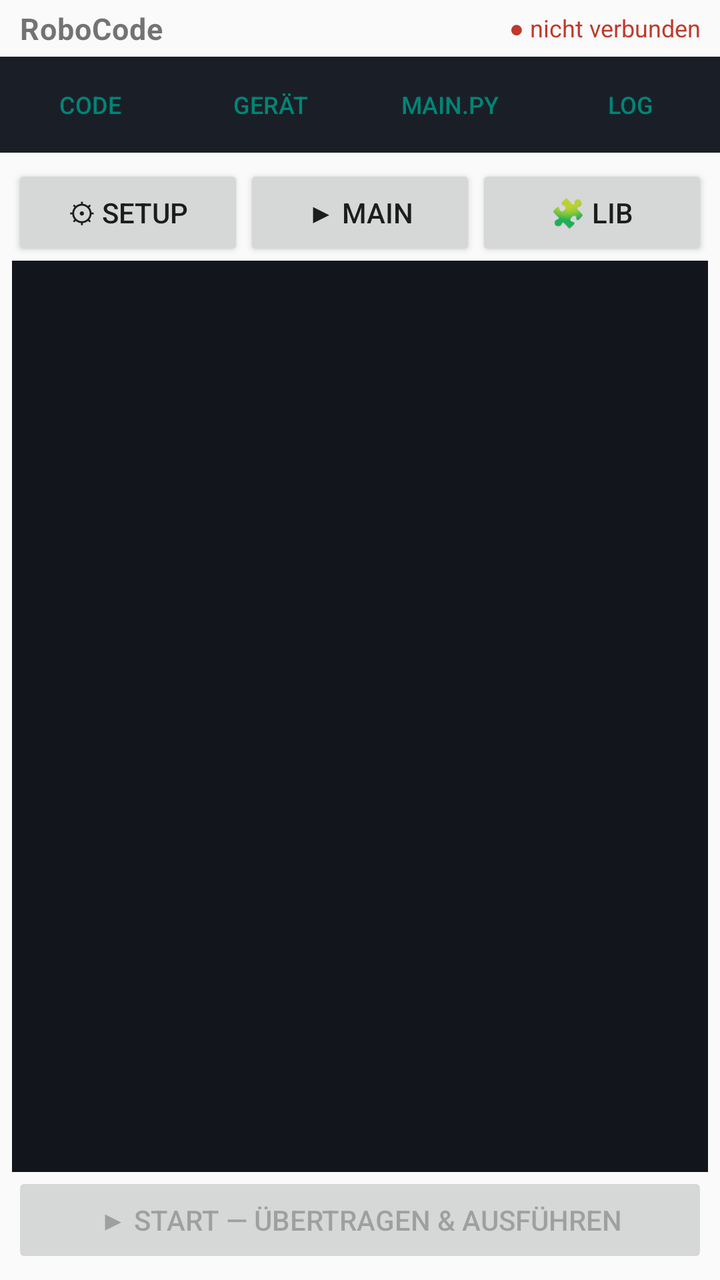
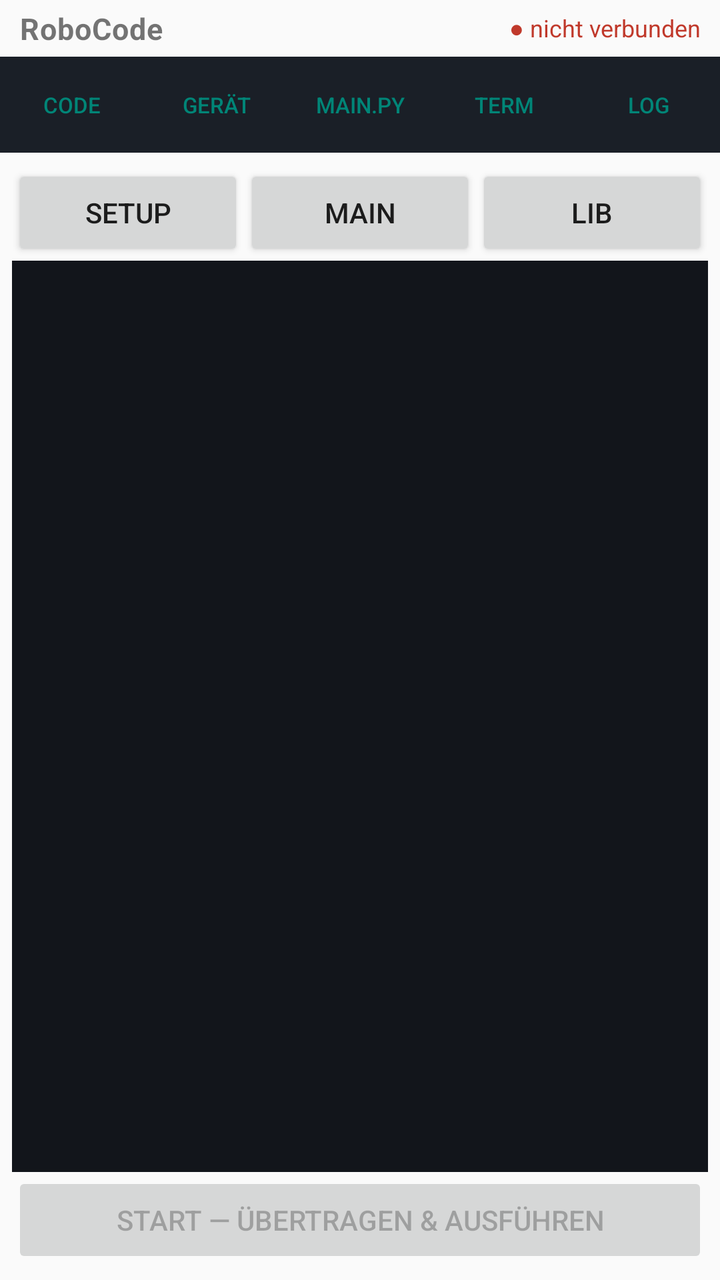

Compare the two renders of this Android layout. The source of the first and the diff that turns it into the second are given below.
<!-- AndroidManifest.xml: application theme Theme.AppCompat.DayNight -->
<!-- res/layout/activity_main.xml -->
<?xml version="1.0" encoding="utf-8"?>
<LinearLayout xmlns:android="http://schemas.android.com/apk/res/android"
    android:layout_width="match_parent"
    android:layout_height="match_parent"
    android:orientation="vertical">

    
    <LinearLayout
        android:layout_width="match_parent"
        android:layout_height="wrap_content"
        android:orientation="horizontal"
        android:gravity="center_vertical"
        android:paddingStart="10dp"
        android:paddingEnd="10dp"
        android:paddingTop="4dp"
        android:paddingBottom="4dp">

        <TextView
            android:layout_width="wrap_content"
            android:layout_height="wrap_content"
            android:text="RoboCode"
            android:textSize="15sp"
            android:textStyle="bold"
            android:letterSpacing="0.02" />

        <TextView android:id="@+id/txtStatus"
            android:layout_width="0dp"
            android:layout_weight="1"
            android:layout_height="wrap_content"
            android:gravity="end"
            android:textSize="12sp"
            android:text="● nicht verbunden"
            android:textColor="#c0392b" />
    </LinearLayout>

    
    <LinearLayout
        android:layout_width="match_parent"
        android:layout_height="wrap_content"
        android:orientation="horizontal"
        android:background="#1a1f27">

        <Button android:id="@+id/navCode" style="?android:attr/buttonBarButtonStyle"
            android:layout_width="0dp" android:layout_weight="1" android:layout_height="wrap_content"
            android:text="Code" android:textSize="12sp" android:singleLine="true" />
        <Button android:id="@+id/navDevice" style="?android:attr/buttonBarButtonStyle"
            android:layout_width="0dp" android:layout_weight="1" android:layout_height="wrap_content"
            android:text="Gerät" android:textSize="12sp" android:singleLine="true" />
        <Button android:id="@+id/navMain" style="?android:attr/buttonBarButtonStyle"
            android:layout_width="0dp" android:layout_weight="1" android:layout_height="wrap_content"
            android:text="main.py" android:textSize="12sp" android:singleLine="true" />
        <Button android:id="@+id/navLog" style="?android:attr/buttonBarButtonStyle"
            android:layout_width="0dp" android:layout_weight="1" android:layout_height="wrap_content"
            android:text="Log" android:textSize="12sp" android:singleLine="true" />
    </LinearLayout>

    
    <LinearLayout android:id="@+id/panelCode"
        android:layout_width="match_parent"
        android:layout_height="0dp"
        android:layout_weight="1"
        android:orientation="vertical"
        android:padding="6dp">

        <LinearLayout android:layout_width="match_parent" android:layout_height="wrap_content"
            android:orientation="horizontal">
            <Button android:id="@+id/tabSetup" style="?android:attr/buttonStyleSmall"
                android:layout_width="0dp" android:layout_weight="1" android:layout_height="wrap_content"
                android:text="⚙ SETUP" />
            <Button android:id="@+id/tabMain" style="?android:attr/buttonStyleSmall"
                android:layout_width="0dp" android:layout_weight="1" android:layout_height="wrap_content"
                android:text="▶ MAIN" />
            <Button android:id="@+id/tabLib" style="?android:attr/buttonStyleSmall"
                android:layout_width="0dp" android:layout_weight="1" android:layout_height="wrap_content"
                android:text="🧩 LIB" />
        </LinearLayout>

        <HorizontalScrollView android:layout_width="match_parent" android:layout_height="wrap_content">
            <LinearLayout android:id="@+id/palette"
                android:layout_width="wrap_content" android:layout_height="wrap_content"
                android:orientation="horizontal" />
        </HorizontalScrollView>

        <EditText android:id="@+id/editor"
            android:layout_width="match_parent" android:layout_height="0dp" android:layout_weight="1"
            android:gravity="top|start"
            android:inputType="textMultiLine|textNoSuggestions"
            android:fontFamily="monospace" android:textSize="13sp"
            android:importantForAutofill="no"
            android:background="#12151b" android:textColor="#e6e9ef" android:padding="6dp" />

        <Button android:id="@+id/btnStart"
            android:layout_width="match_parent" android:layout_height="wrap_content"
            android:text="▶ Start — übertragen &amp; ausführen" android:enabled="false" />
    </LinearLayout>

    
    <LinearLayout android:id="@+id/panelDevice"
        android:layout_width="match_parent"
        android:layout_height="0dp"
        android:layout_weight="1"
        android:orientation="vertical"
        android:padding="12dp"
        android:visibility="gone">

        <TextView android:id="@+id/txtDeviceInfo"
            android:layout_width="match_parent" android:layout_height="wrap_content"
            android:textSize="14sp" android:paddingBottom="10dp"
            android:text="Noch nicht verbunden." />

        <Button android:id="@+id/btnConnect"
            android:layout_width="match_parent" android:layout_height="wrap_content"
            android:text="Verbinden &amp; prüfen" />
        <Button android:id="@+id/btnInstall"
            android:layout_width="match_parent" android:layout_height="wrap_content"
            android:text="MicroPython installieren" android:enabled="false" />

        <LinearLayout android:layout_width="match_parent" android:layout_height="wrap_content"
            android:orientation="horizontal" android:gravity="center_vertical" android:paddingTop="10dp">
            <TextView android:layout_width="wrap_content" android:layout_height="wrap_content"
                android:text="Board (autom.):" android:paddingEnd="6dp" />
            <Spinner android:id="@+id/spinnerBoard"
                android:layout_width="0dp" android:layout_weight="1" android:layout_height="wrap_content" />
        </LinearLayout>

        <TextView android:layout_width="match_parent" android:layout_height="wrap_content"
            android:textSize="11sp" android:textColor="#8a93a2" android:paddingTop="10dp"
            android:text="Zum Installieren den ESP32 per BOOT/EN in den Download-Modus bringen (die App sagt es an). Das Board wird beim Verbinden automatisch erkannt; der Regler ist nur zur Korrektur." />

        <Button android:id="@+id/btnInfo" style="?android:attr/buttonStyleSmall"
            android:layout_width="wrap_content" android:layout_height="wrap_content"
            android:layout_marginTop="16dp"
            android:text="ℹ Info &amp; Lizenzen" />
    </LinearLayout>

    
    <LinearLayout android:id="@+id/panelMain"
        android:layout_width="match_parent"
        android:layout_height="0dp"
        android:layout_weight="1"
        android:orientation="vertical"
        android:padding="6dp"
        android:visibility="gone">

        <LinearLayout android:layout_width="match_parent" android:layout_height="wrap_content"
            android:orientation="horizontal" android:gravity="end">
            <Button android:id="@+id/btnCopyMain" style="?android:attr/buttonStyleSmall"
                android:layout_width="wrap_content" android:layout_height="wrap_content" android:text="Kopieren" />
            <Button android:id="@+id/btnDownloadMain" style="?android:attr/buttonStyleSmall"
                android:layout_width="wrap_content" android:layout_height="wrap_content" android:text="⤓ speichern" />
        </LinearLayout>
        <ScrollView android:layout_width="match_parent" android:layout_height="0dp" android:layout_weight="1">
            <TextView android:id="@+id/mainPyView"
                android:layout_width="match_parent" android:layout_height="wrap_content"
                android:fontFamily="monospace" android:textSize="11sp" android:padding="6dp"
                android:background="#12151b" android:textColor="#e6e9ef" android:textIsSelectable="true" />
        </ScrollView>
    </LinearLayout>

    
    <LinearLayout android:id="@+id/panelLog"
        android:layout_width="match_parent"
        android:layout_height="0dp"
        android:layout_weight="1"
        android:orientation="vertical"
        android:padding="6dp"
        android:visibility="gone">

        <Button android:id="@+id/btnClearLog" style="?android:attr/buttonStyleSmall"
            android:layout_width="wrap_content" android:layout_height="wrap_content"
            android:text="Log leeren" android:layout_gravity="end" />
        <ScrollView android:id="@+id/logScroll"
            android:layout_width="match_parent" android:layout_height="0dp" android:layout_weight="1">
            <TextView android:id="@+id/log"
                android:layout_width="match_parent" android:layout_height="wrap_content"
                android:fontFamily="monospace" android:textSize="12sp" android:padding="4dp"
                android:textIsSelectable="true" />
        </ScrollView>
    </LinearLayout>
</LinearLayout>
<!-- resources referenced by this layout -->
<resources>

</resources>

<!-- the commit's change to res/layout/activity_main.xml (unified diff, before → after) -->
@@ -42,16 +42,19 @@
 
         <Button android:id="@+id/navCode" style="?android:attr/buttonBarButtonStyle"
             android:layout_width="0dp" android:layout_weight="1" android:layout_height="wrap_content"
-            android:text="Code" android:textSize="12sp" android:singleLine="true" />
+            android:text="Code" android:textSize="11sp" android:padding="2dp" android:singleLine="true" />
         <Button android:id="@+id/navDevice" style="?android:attr/buttonBarButtonStyle"
             android:layout_width="0dp" android:layout_weight="1" android:layout_height="wrap_content"
-            android:text="Gerät" android:textSize="12sp" android:singleLine="true" />
+            android:text="Gerät" android:textSize="11sp" android:padding="2dp" android:singleLine="true" />
         <Button android:id="@+id/navMain" style="?android:attr/buttonBarButtonStyle"
             android:layout_width="0dp" android:layout_weight="1" android:layout_height="wrap_content"
-            android:text="main.py" android:textSize="12sp" android:singleLine="true" />
+            android:text="main.py" android:textSize="11sp" android:padding="2dp" android:singleLine="true" />
+        <Button android:id="@+id/navTerminal" style="?android:attr/buttonBarButtonStyle"
+            android:layout_width="0dp" android:layout_weight="1" android:layout_height="wrap_content"
+            android:text="Term" android:textSize="11sp" android:padding="2dp" android:singleLine="true" />
         <Button android:id="@+id/navLog" style="?android:attr/buttonBarButtonStyle"
             android:layout_width="0dp" android:layout_weight="1" android:layout_height="wrap_content"
-            android:text="Log" android:textSize="12sp" android:singleLine="true" />
+            android:text="Log" android:textSize="11sp" android:padding="2dp" android:singleLine="true" />
     </LinearLayout>
 
     
@@ -66,13 +69,13 @@
             android:orientation="horizontal">
             <Button android:id="@+id/tabSetup" style="?android:attr/buttonStyleSmall"
                 android:layout_width="0dp" android:layout_weight="1" android:layout_height="wrap_content"
-                android:text="⚙ SETUP" />
+                android:text="SETUP" />
             <Button android:id="@+id/tabMain" style="?android:attr/buttonStyleSmall"
                 android:layout_width="0dp" android:layout_weight="1" android:layout_height="wrap_content"
-                android:text="▶ MAIN" />
+                android:text="MAIN" />
             <Button android:id="@+id/tabLib" style="?android:attr/buttonStyleSmall"
                 android:layout_width="0dp" android:layout_weight="1" android:layout_height="wrap_content"
-                android:text="🧩 LIB" />
+                android:text="LIB" />
         </LinearLayout>
 
         <HorizontalScrollView android:layout_width="match_parent" android:layout_height="wrap_content">
@@ -91,7 +94,7 @@
 
         <Button android:id="@+id/btnStart"
             android:layout_width="match_parent" android:layout_height="wrap_content"
-            android:text="▶ Start — übertragen &amp; ausführen" android:enabled="false" />
+            android:text="Start — übertragen &amp; ausführen" android:enabled="false" />
     </LinearLayout>
 
     
@@ -155,6 +158,50 @@
                 android:fontFamily="monospace" android:textSize="11sp" android:padding="6dp"
                 android:background="#12151b" android:textColor="#e6e9ef" android:textIsSelectable="true" />
         </ScrollView>
+    </LinearLayout>
+
+    
+    <LinearLayout android:id="@+id/panelTerminal"
+        android:layout_width="match_parent"
+        android:layout_height="0dp"
+        android:layout_weight="1"
+        android:orientation="vertical"
+        android:padding="6dp"
+        android:visibility="gone">
+
+        <LinearLayout android:layout_width="match_parent" android:layout_height="wrap_content"
+            android:orientation="horizontal" android:gravity="center_vertical">
+            <TextView android:layout_width="0dp" android:layout_weight="1" android:layout_height="wrap_content"
+                android:text="Terminal — serielle Ein-/Ausgabe" android:textSize="11sp" android:textColor="#8a93a2" />
+            <Button android:id="@+id/btnTerminalStop" style="?android:attr/buttonStyleSmall"
+                android:layout_width="wrap_content" android:layout_height="wrap_content" android:text="Stop" />
+            <Button android:id="@+id/btnTerminalClear" style="?android:attr/buttonStyleSmall"
+                android:layout_width="wrap_content" android:layout_height="wrap_content" android:text="leeren" />
+        </LinearLayout>
+
+        
+        <ScrollView android:id="@+id/terminalInScroll"
+            android:layout_width="match_parent" android:layout_height="0dp" android:layout_weight="1"
+            android:background="#12151b">
+            <TextView android:id="@+id/terminalIn"
+                android:layout_width="match_parent" android:layout_height="wrap_content"
+                android:fontFamily="monospace" android:textSize="12sp" android:padding="6dp"
+                android:textColor="#9be7a0" android:textIsSelectable="true" />
+        </ScrollView>
+
+        
+        <LinearLayout android:layout_width="match_parent" android:layout_height="wrap_content"
+            android:orientation="horizontal" android:gravity="center_vertical" android:paddingTop="4dp">
+            <EditText android:id="@+id/terminalOut"
+                android:layout_width="0dp" android:layout_weight="1" android:layout_height="wrap_content"
+                android:hint="Zeile senden…" android:singleLine="true"
+                android:inputType="text|textNoSuggestions"
+                android:imeOptions="actionSend"
+                android:fontFamily="monospace" android:textSize="13sp"
+                android:importantForAutofill="no" />
+            <Button android:id="@+id/btnTerminalSend" style="?android:attr/buttonStyleSmall"
+                android:layout_width="wrap_content" android:layout_height="wrap_content" android:text="Senden" />
+        </LinearLayout>
     </LinearLayout>
 
     
